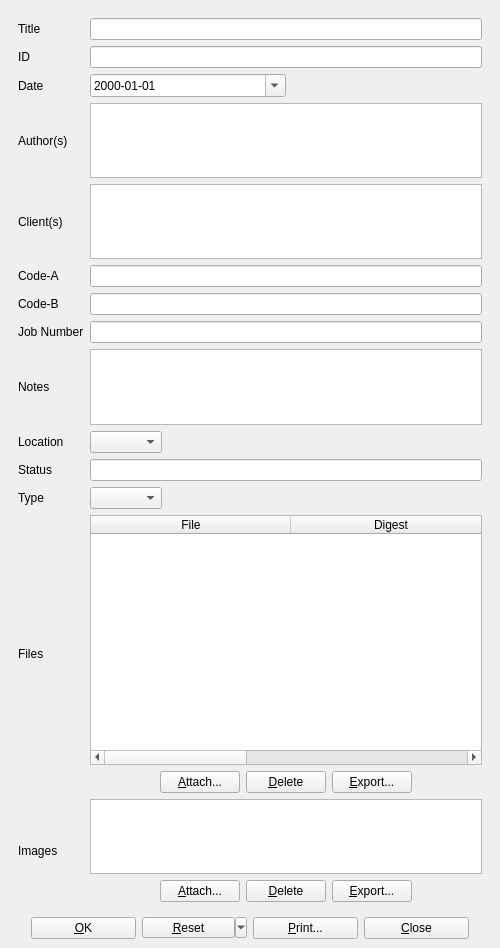
Old version of the form UI/biblioteq_greyliteratureinfo.ui in the repository textbrowser/biblioteq.
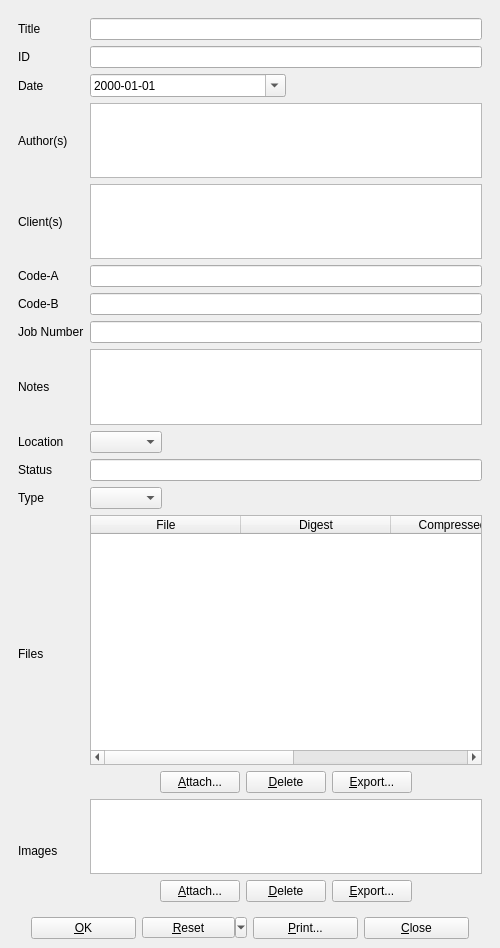
New version of the form. Icons and pictures are not drawn. Custom widgets are drawn as their Qt base class.

Commit message: Uniform column widths.

```diff
--- a/UI/biblioteq_greyliteratureinfo.ui
+++ b/UI/biblioteq_greyliteratureinfo.ui
@@ -32,8 +32,8 @@
         <rect>
          <x>0</x>
          <y>0</y>
-         <width>464</width>
-         <height>996</height>
+         <width>461</width>
+         <height>982</height>
         </rect>
        </property>
        <layout class="QGridLayout" name="gridLayout">
@@ -306,10 +306,10 @@
              <bool>true</bool>
             </property>
             <attribute name="horizontalHeaderDefaultSectionSize">
-             <number>200</number>
+             <number>150</number>
             </attribute>
             <attribute name="horizontalHeaderMinimumSectionSize">
-             <number>200</number>
+             <number>150</number>
             </attribute>
             <attribute name="horizontalHeaderShowSortIndicator" stdset="0">
              <bool>true</bool>
```
The commit also changes 12 other files.
